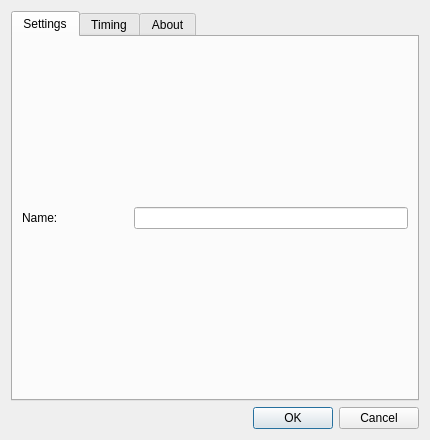
Before: the Qt Designer form src/ckb/animsettingdialog.ui in ckb-next/ckb-next, drawn with Qt 5.
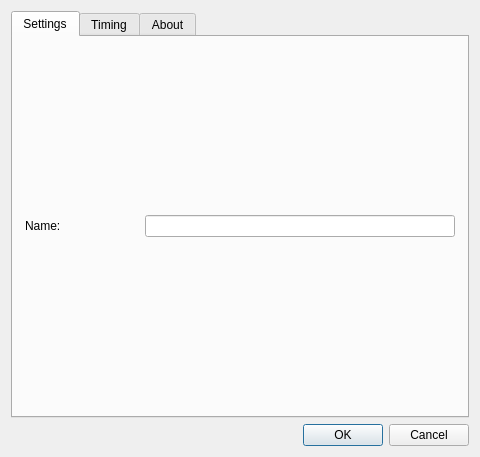
After: the same form once the commit is applied.

Commit message: (ckb) Fixed display of animation settings dialog on OSX

```diff
--- a/src/ckb/animsettingdialog.ui
+++ b/src/ckb/animsettingdialog.ui
@@ -6,13 +6,13 @@
    <rect>
     <x>0</x>
     <y>0</y>
-    <width>430</width>
-    <height>440</height>
+    <width>480</width>
+    <height>457</height>
    </rect>
   </property>
   <property name="minimumSize">
    <size>
-    <width>430</width>
+    <width>480</width>
     <height>0</height>
    </size>
   </property>
@@ -43,6 +43,21 @@
        <string>Settings</string>
       </attribute>
       <layout class="QGridLayout" name="settingsGrid">
+       <property name="leftMargin">
+        <number>12</number>
+       </property>
+       <property name="topMargin">
+        <number>12</number>
+       </property>
+       <property name="rightMargin">
+        <number>12</number>
+       </property>
+       <property name="bottomMargin">
+        <number>12</number>
+       </property>
+       <property name="spacing">
+        <number>12</number>
+       </property>
        <item row="0" column="1">
         <widget class="QLabel" name="label_2">
          <property name="text">
@@ -60,7 +75,7 @@
          </property>
          <property name="sizeHint" stdset="0">
           <size>
-           <width>15</width>
+           <width>5</width>
            <height>0</height>
           </size>
          </property>
```
Left out of the diff: 30 changed lines with no effect on the pictures.
